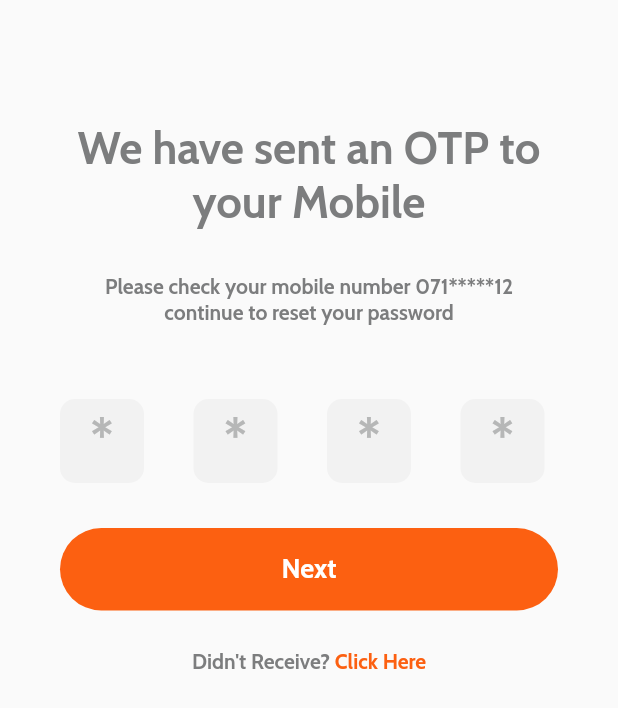
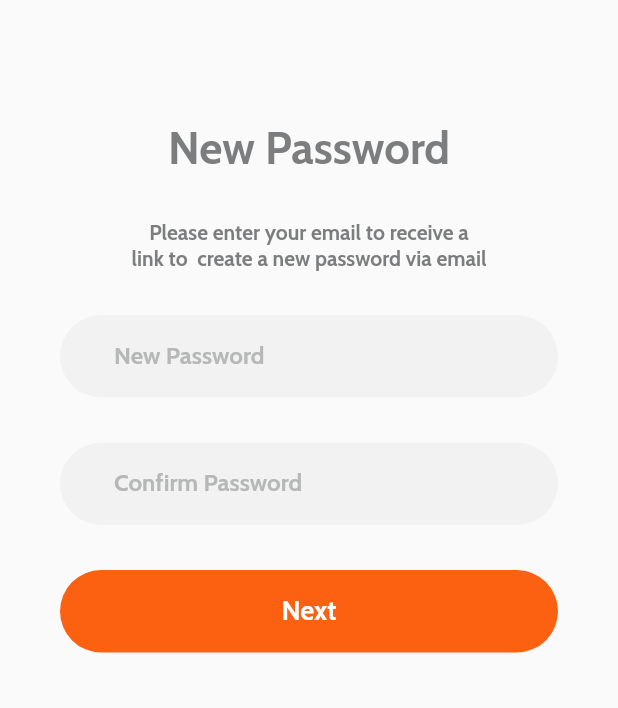
Before and after one commit to Luisfosp00/AppMonkeyE7, a Flutter app: the screen it shows after launch, on a phone screen of 412 x 824 dp. Shown: the top 708 px of the screen. Run offline on Flutter 3.47's test engine with Material 2 defaults, Android fonts, the light colour scheme and no system bars.

Commit message:
Envio_2_Seth

```diff
--- a/lib/main.dart
+++ b/lib/main.dart
@@ -5,7 +5,7 @@
   runApp(MaterialApp(
       debugShowCheckedModeBanner: false,
       title: 'Monkey Delivery',
-      initialRoute: '/verif',
+      initialRoute: '/newpass',
       routes: routes,
       theme: ThemeData(
           primaryColor: const Color.fromRGBO(252, 96, 17, 1.0),
--- /dev/null
+++ b/lib/src/pages/newpassword_page.dart
@@ -0,0 +1,119 @@
+//import 'dart:ffi';
+
+import 'package:flutter/material.dart';
+
+class NewPassPage extends StatelessWidget{
+  const NewPassPage({Key? key}): super(key: key);
+
+  @override
+  Widget build(BuildContext context) {
+    final double _height = MediaQuery.of(context).size.height;
+    return Scaffold(
+      body: Stack(
+        children: <Widget> [
+          Column(
+            children: <Widget>[
+              SizedBox(
+                height: _height *1.0,
+                width: double.infinity,
+                child: Column(
+                  children: <Widget>[
+                    Container(
+                    margin: const EdgeInsets.only(top:80.0),
+                    child:Wrap(
+                      alignment: WrapAlignment.center,
+                      children: const<Widget>[
+                      Text('New Password',
+                        style: TextStyle(color: Color.fromRGBO(124, 125, 126, 1.0),
+                        fontSize: 30.0),
+                        ),
+                    ],
+                  )
+                  ),
+                  const SizedBox(height: 30.0,),
+                  Wrap(
+                    alignment: WrapAlignment.center,
+                    children: const<Widget>[
+                      Text('Please enter your email to receive a\nlink to  create a new password via email',
+                      textAlign: TextAlign.center,
+                      style: TextStyle(color: Color.fromRGBO(124, 125, 126, 1.0)),
+                    )
+                  ],
+                  ),
+
+                  const SizedBox(height: 30.0,),
+                  Container(
+                    width: double.infinity,
+                    height: 55.0,
+                    margin: const EdgeInsets.only(left: 40.0, right:40.0 ),
+                    decoration: BoxDecoration(
+                      borderRadius: BorderRadius.circular(30),
+                      color: const Color.fromRGBO(242, 242, 242, 1.0)
+                    ),
+                    child:TextFormField(
+                      obscureText: true,
+                        keyboardType: TextInputType.text,
+                        decoration: const InputDecoration(
+                          border: InputBorder.none,
+                            labelText: '          New Password',
+                            labelStyle: TextStyle(
+                              color:  Color.fromRGBO(182, 183, 183, 1.0)
+                            )
+                        ),
+                    ),
+                  ),
+                  const SizedBox(height: 30.0,),
+                  Container(
+                    width: double.infinity,
+                    height: 55.0,
+                    margin: const EdgeInsets.only(left: 40.0, right:40.0 ),
+                    decoration: BoxDecoration(
+                      borderRadius: BorderRadius.circular(30),
+                      color: const Color.fromRGBO(242, 242, 242, 1.0)
+                    ),
+                    child:TextFormField(
+                      obscureText: true,
+                        keyboardType: TextInputType.text,
+                        decoration: const InputDecoration(
+                          border: InputBorder.none,
+                            labelText: '          Confirm Password',
+                            labelStyle: TextStyle(
+                              color:  Color.fromRGBO(182, 183, 183, 1.0)
+                            )
+                        ),
+                    ),
+                  ),
+                  const SizedBox(height: 30.0,),
+
+                  Container(
+                    width: double.infinity,
+                    height: 55.0,
+                    margin: const EdgeInsets.only(left: 40.0, right:40.0 ),
+                    decoration: BoxDecoration(
+                      borderRadius: BorderRadius.circular(30),
+                      color: Theme.of(context).primaryColor
+                    ),
+                    child:const TextButton(
+                      onPressed: null,
+                      child: Text('Next',
+                        style: TextStyle(
+                           fontSize: 18,
+                            color: Colors.white,
+                            //fontWeight: FontWeight.bold
+                         ),
+                      ),
+                    ),
+                  ),
+
+
+                  ],
+                ),
+              )
+            ],
+          )
+        ],
+      ),
+    );
+  }
+
+}
--- a/lib/src/routes/routes.dart
+++ b/lib/src/routes/routes.dart
@@ -1,4 +1,5 @@
 import 'package:appmonkeyequipo7/src/pages/log_page.dart';
+import 'package:appmonkeyequipo7/src/pages/newpassword_page.dart';
 import 'package:appmonkeyequipo7/src/pages/resetpassword_page.dart';
 import 'package:appmonkeyequipo7/src/pages/signup_page.dart';
 import 'package:appmonkeyequipo7/src/pages/verification_page.dart';
@@ -14,5 +15,6 @@
   '/signup': (BuildContext context) => const SignPage(),
   '/resetP': (BuildContext context) => const ResetPage(),
   '/verif': (BuildContext context) => const VerificationPage(),
+  '/newpass': (BuildContext context) => const NewPassPage(),
 
 };
```
